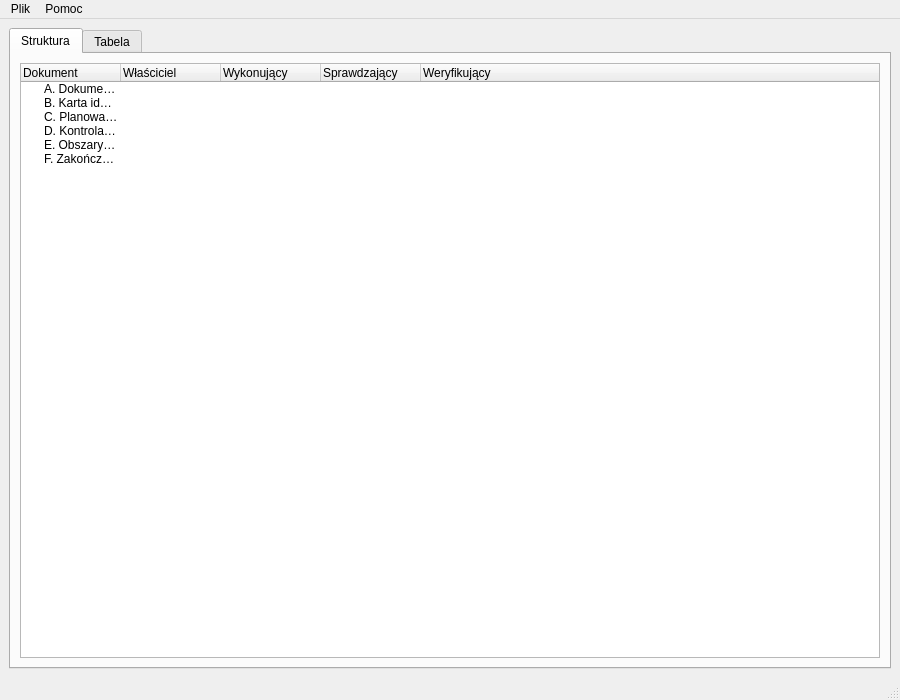
First picture: the form in qt_design/main_window.ui, repository GlockPL/pol-tax, before the edit.
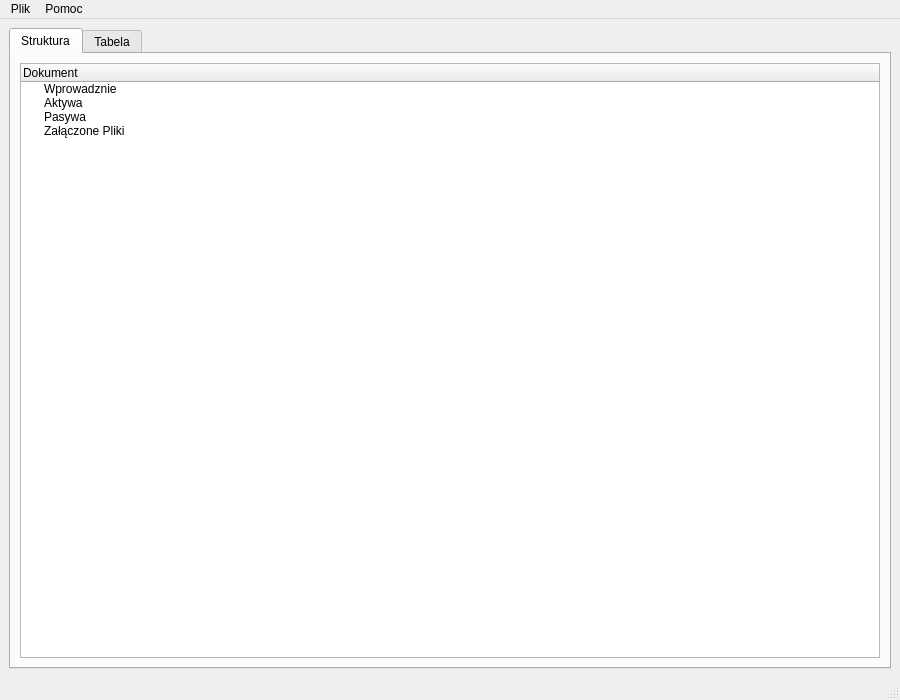
Second picture: the form after the edit. The open tabs and pages were chosen to show the change. Icons and pictures are not drawn.

```diff
--- a/qt_design/main_window.ui
+++ b/qt_design/main_window.ui
@@ -41,78 +41,24 @@
               <string>Dokument</string>
              </property>
             </column>
-            <column>
-             <property name="text">
-              <string>Właściciel</string>
-             </property>
-            </column>
-            <column>
-             <property name="text">
-              <string>Wykonujący</string>
-             </property>
-            </column>
-            <column>
-             <property name="text">
-              <string>Sprawdzający</string>
-             </property>
-            </column>
-            <column>
-             <property name="text">
-              <string>Weryfikujący</string>
-             </property>
-            </column>
             <item>
              <property name="text">
-              <string>A. Dokumentacja Stała</string>
+              <string>Wprowadznie</string>
              </property>
-             <property name="text">
-              <string/>
-             </property>
-             <property name="text">
-              <string/>
-             </property>
-             <property name="text">
-              <string/>
-             </property>
-             <property name="text">
-              <string/>
-             </property>
             </item>
             <item>
              <property name="text">
-              <string>B. Karta identyfikacyjna</string>
+              <string>Aktywa</string>
              </property>
-             <property name="text">
-              <string/>
-             </property>
-             <property name="text">
-              <string/>
-             </property>
-             <property name="text">
-              <string/>
-             </property>
-             <property name="text">
-              <string/>
-             </property>
             </item>
             <item>
              <property name="text">
-              <string>C. Planowanie</string>
+              <string>Pasywa</string>
              </property>
             </item>
             <item>
              <property name="text">
-              <string>D. Kontrola Wewnętrzna</string>
-             </property>
-            </item>
-            <item>
-             <property name="text">
-              <string>E. Obszary Badania</string>
-             </property>
-            </item>
-            <item>
-             <property name="text">
-              <string>F. Zakończenie Badania</string>
+              <string>Załączone Pliki</string>
              </property>
             </item>
            </widget>
```
Left out of the diff: 24 changed lines with no effect on the pictures.
